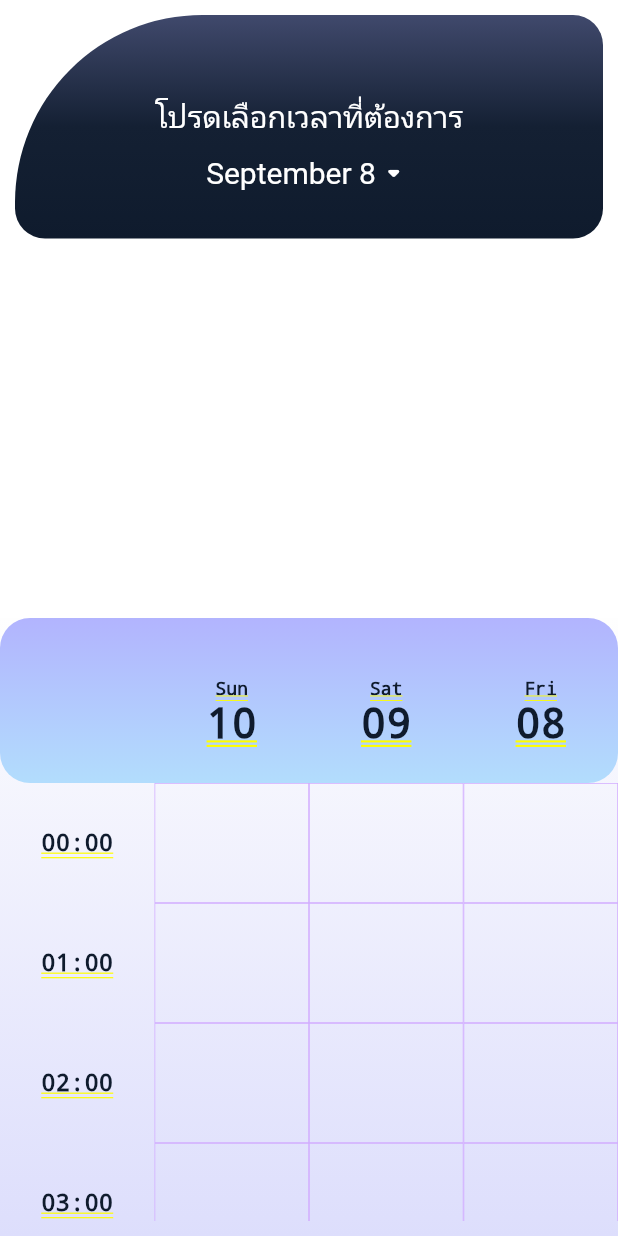
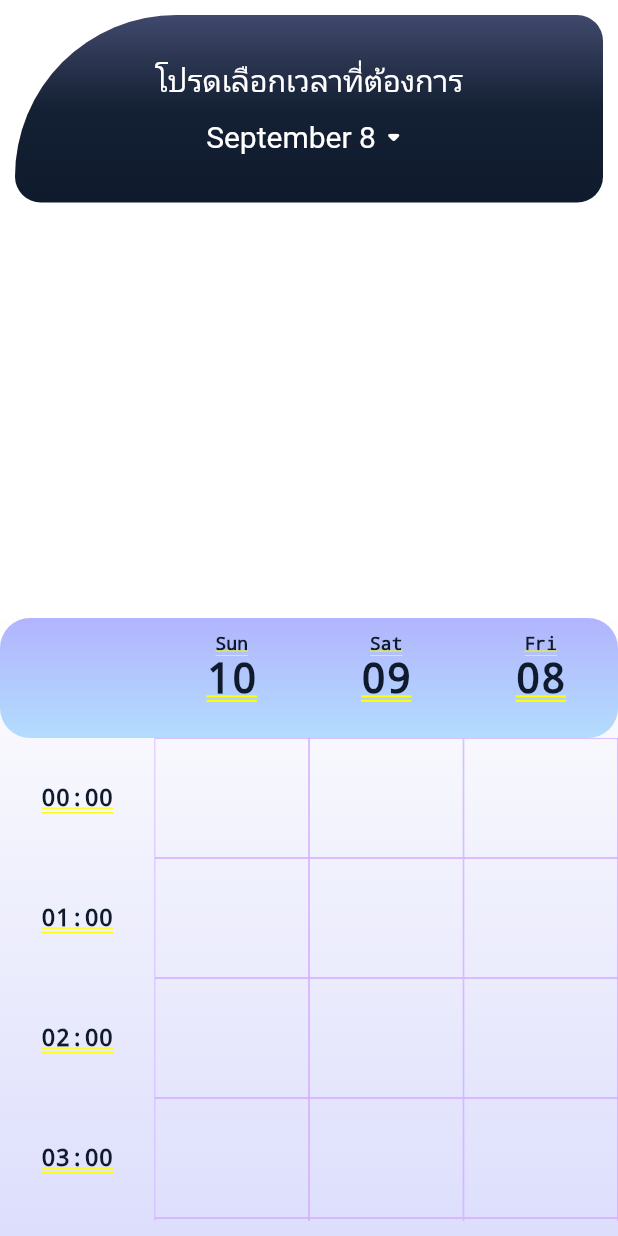
Before and after one commit to TelephyApp/Telephy_frontend, a Flutter app: the screen it shows after launch, on a phone screen of 412 x 824 dp. Run offline on Flutter 3.47's test engine with Material 2 defaults, Android fonts, the phone set to English and light mode, and no system bars; our stand-ins replace font_awesome_flutter, table_calendar.

Commit message:
TimeSlot update

```diff
--- a/lib/screens/time_slot_screen.dart
+++ b/lib/screens/time_slot_screen.dart
@@ -3,22 +3,28 @@ import 'package:telephy/widgets/calender.dart';
 import 'package:telephy/widgets/timeSlot.dart';
 
 class TimeSlot extends StatefulWidget {
-  const TimeSlot({super.key});
+  const TimeSlot({Key? key}) : super(key: key);
 
   @override
-  State<TimeSlot> createState() => _TimeSlotState();
+  _TimeSlotState createState() => _TimeSlotState();
 }
 
 class _TimeSlotState extends State<TimeSlot> {
+  DateTime currentDate = DateTime.now();
+
   @override
   Widget build(BuildContext context) {
     return Container(
       child: Column(
         children: [
           Expanded(
-            child: Calendar(),
+            child: Calendar(), // เรียกใช้ Calendar() จากวิดเจ็ต Calendar
           ),
-          Expanded(child: TimeSlotTable())
+          Expanded(
+            child: TimeSlotTable(
+                currentDate:
+                    currentDate), // ส่งค่า currentDate ไปยัง TimeSlotTable
+          ),
         ],
       ),
     );
--- a/lib/widgets/calender.dart
+++ b/lib/widgets/calender.dart
@@ -14,7 +14,7 @@ class Calendar extends StatefulWidget {
 class _CalendarState extends State<Calendar> {
   DateTime today = DateTime.now();
   bool showCalendar = false; // Track whether to show the calendar
-
+  DateTime selectedDay = DateTime.now();
   void _onDaySelected(DateTime day, DateTime focusedDay) {
     setState(() {
       today = day;
@@ -58,7 +58,7 @@ class _CalendarState extends State<Calendar> {
               ),
             ),
             child: Padding(
-              padding: const EdgeInsets.only(top: 54.0, bottom: 20.0),
+              padding: const EdgeInsets.only(top: 30.0, bottom: 20.0),
               child: Center(
                 child: Column(
                   children: [
--- a/lib/widgets/timeSlot.dart
+++ b/lib/widgets/timeSlot.dart
@@ -1,12 +1,27 @@
 import 'package:flutter/material.dart';
 import 'package:intl/intl.dart';
 
-class MyApp extends StatelessWidget {
+class MyApp extends StatefulWidget {
+  @override
+  _MyAppState createState() => _MyAppState();
+}
+
+class _MyAppState extends State<MyApp> {
+  late DateTime currentDate = DateTime.now(); // กำหนดค่าเริ่มต้นให้ currentDate
+
   @override
   Widget build(BuildContext context) {
     return MaterialApp(
       home: Scaffold(
-        body: TimeSlotTable(),
+        body: TimeSlotTable(currentDate: currentDate), // ส่งค่า currentDate ไปยัง TimeSlotTable
+        floatingActionButton: FloatingActionButton( // เพิ่ม FAB สำหรับการอัปเดต currentDate
+          onPressed: () {
+            setState(() {
+              currentDate = DateTime.now(); // อัปเดต currentDate เมื่อกด FAB
+            });
+          },
+          child: Icon(Icons.refresh),
+        ),
       ),
     );
   }
@@ -15,10 +30,13 @@ class MyApp extends StatelessWidget {
 class TimeSlotTable extends StatelessWidget {
   final int numberOfHours = 24;
   final int numberOfDaysToShow = 3;
+  final DateTime currentDate; // รับค่า currentDate จาก MyApp
+
+  TimeSlotTable({required this.currentDate});
 
   @override
   Widget build(BuildContext context) {
-    final currentDate = DateTime.now();
+    // ใช้ currentDate ที่รับมาจาก MyApp
     final nextTwoDays = List.generate(
       3,
       (index) => currentDate.add(Duration(days: index)),
@@ -37,7 +55,7 @@ class TimeSlotTable extends StatelessWidget {
       child: Column(
         children: [
           Container(
-            height: 110,
+            height: 80,
             decoration: const BoxDecoration(
               borderRadius: BorderRadius.all(Radius.circular(20)),
               gradient: LinearGradient(
@@ -49,7 +67,7 @@ class TimeSlotTable extends StatelessWidget {
             child: Row(
               children: [
                 Expanded(
-                  child: SizedBox(width: 50),
+                  child: SizedBox(width: 20),
                 ),
                 for (var dayIndex = 0;
                     dayIndex < lastThreeDays.length;
@@ -59,7 +77,7 @@ class TimeSlotTable extends StatelessWidget {
                       child: Column(
                         children: [
                           SizedBox(
-                            height: 40,
+                            height: 10,
                           ),
                           Text(
                             DateFormat('EEE').format(lastThreeDays[dayIndex]),
@@ -180,6 +198,7 @@ class _HourlySlotState extends State<HourlySlot> {
             Text(
               " ",
               style: TextStyle(
+                fontWeight: FontWeight.normal,
                 fontSize: 16,
               ),
             ),
```
